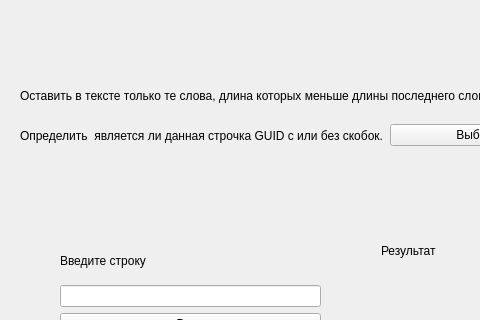
Above: Task2/mainwindow.ui from RomaBirilo/Practical-tasks before the change; both pictures show x 0 to 480 and y 0 to 320 of the 800 by 600 pixel window. Below: the same form after it.
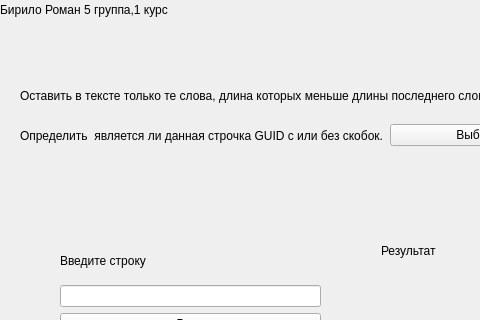
That is the form after the change.

Diff of the .ui file:
```diff
--- a/Task2/mainwindow.ui
+++ b/Task2/mainwindow.ui
@@ -206,6 +206,19 @@
      </item>
     </layout>
    </widget>
+   <widget class="QLabel" name="label_8">
+    <property name="geometry">
+     <rect>
+      <x>0</x>
+      <y>0</y>
+      <width>221</width>
+      <height>20</height>
+     </rect>
+    </property>
+    <property name="text">
+     <string>Бирило Роман 5 группа,1 курс</string>
+    </property>
+   </widget>
   </widget>
   <widget class="QMenuBar" name="menubar">
    <property name="geometry">
```
